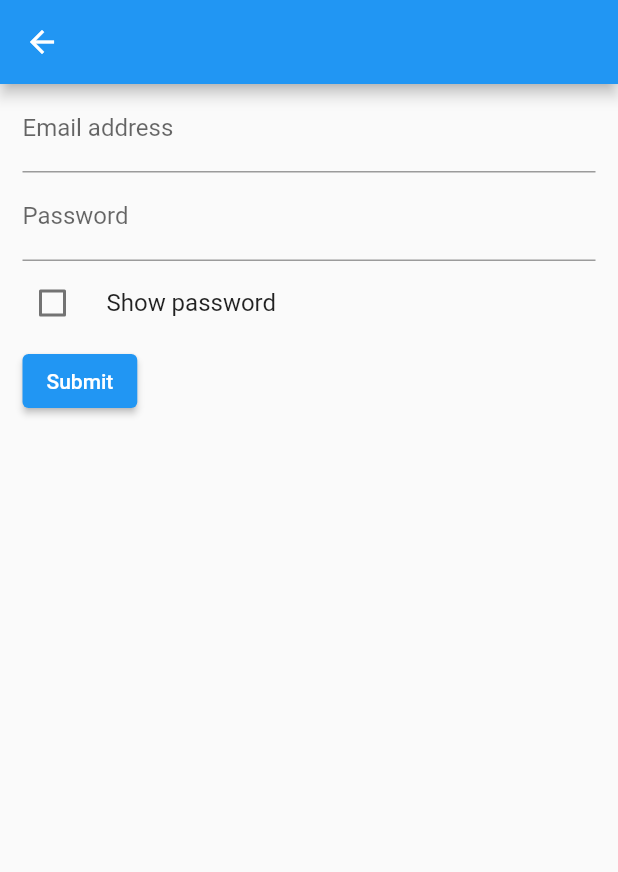
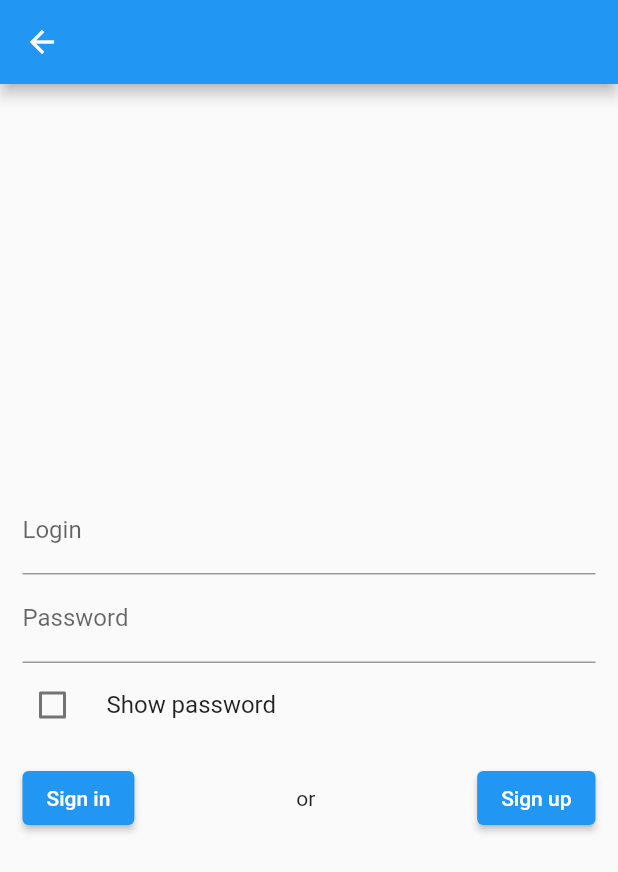
Before and after one commit to Alex1um/Red-FAlcons, a Flutter app: the screen it shows after launch, item 3 of the bottom bar chosen, after a tap on the "account circle" icon, on a phone screen of 412 x 824 dp. Shown: the top 872 px of the screen. Run offline on Flutter 3.47's test engine with Material 2 defaults, Android fonts, the phone set to English and light mode, and no system bars; our stand-ins replace barcode_widget, equatable, flutter_secure_storage, location, shared_preferences; missing offline and left inert: filter_list, mobile_scanner, requests; accounts and stored records are empty.

Commit message:
redesign login page

```diff
--- a/quick_wallet_app/lib/login.dart
+++ b/quick_wallet_app/lib/login.dart
@@ -1,6 +1,5 @@
 import 'package:flutter/material.dart';
 import 'package:quick_wallet_app/user_session.dart';
-
 
 // Login page Widget
 class LoginView extends StatefulWidget {
@@ -24,14 +23,14 @@ class _LoginState extends State<LoginView> {
   // Is showing pass?
   bool _showPass = false;
 
-  // Showing error below email field
-  String? _emailError;
+  // Showing error below login field
+  String? _loginError;
 
   // Showing error below password field
   String? _passError;
 
   // Email field value
-  String _email = '';
+  String _login = '';
 
   // Password field value
   String _password = '';
@@ -40,26 +39,25 @@ class _LoginState extends State<LoginView> {
   bool _isSubmitting = false;
 
   // Request on submit
-  void _onSubmit() async {
+  void _onSubmit({bool isRegister = false}) async {
     if (!_isSubmitting && _formKey.currentState!.validate()) {
       _isSubmitting = true;
       _formKey.currentState!.save();
       try {
-        await widget.session
-            .login(login: _email, password: _password);
+        if (isRegister) {
+          await widget.session.register(login: _login, password: _password);
+        }
+        await widget.session.login(login: _login, password: _password);
       } catch (e) {
         print("Error: $e");
         if (e.runtimeType == AuthError) {
           var auth_error = e as AuthError;
-          _emailError = auth_error.loginMsg;
+          _loginError = auth_error.loginMsg;
           _passError = auth_error.passMsg;
         }
-      }
-      finally {
+      } finally {
         _isSubmitting = false;
-        setState(() {
-
-        });
+        setState(() {});
       }
 
       // var bar = ScaffoldMessenger.of(context).showSnackBar(
@@ -79,16 +77,37 @@ class _LoginState extends State<LoginView> {
             onPressed: () => Navigator.pop(context),
           ),
         ),
-        body: Column(
-          children: [
-            Text('Logged In'),
-            ElevatedButton(onPressed: () {
-              setState(() {
-                widget.session.signOut();
-              });
-            }, child: Text("Log out")),
-            ElevatedButton(onPressed: widget.session.save, child: Text("Sync"))
-          ],
+        body: Padding(
+          padding: EdgeInsets.all(30),
+          child: Center(
+            child: Column(
+              mainAxisAlignment: MainAxisAlignment.center,
+              children: [
+                const Text('Logged In as'),
+                SizedBox(
+                  height: 10,
+                ),
+                Text(widget.session.name!),
+                SizedBox(
+                  height: 50,
+                ),
+                // Row(children: [
+                ElevatedButton(
+                    onPressed: () {
+                      setState(() {
+                        widget.session.signOut();
+                      });
+                    },
+                    child: const Text("Log out")),
+                // ]),
+                SizedBox(
+                  height: 100,
+                ),
+                ElevatedButton(
+                    onPressed: widget.session.save, child: Icon(Icons.sync))
+              ],
+            ),
+          ),
         ),
       );
     }
@@ -104,16 +123,16 @@ class _LoginState extends State<LoginView> {
         child: Form(
           key: _formKey,
           child: Column(
+            mainAxisAlignment: MainAxisAlignment.center,
             crossAxisAlignment: CrossAxisAlignment.start,
             children: <Widget>[
               TextFormField(
                 decoration: InputDecoration(
-                  label: Text('Email address'),
-                  hintText: 'email@example.org',
-                  errorText: _emailError,
+                  label: Text('Login'),
+                  errorText: _loginError,
                 ),
-                onSaved: (email) {
-                  _email = email!;
+                onSaved: (login) {
+                  _login = login!;
                 },
               ),
               TextFormField(
@@ -142,7 +161,16 @@ class _LoginState extends State<LoginView> {
                 controlAffinity: ListTileControlAffinity.leading,
                 contentPadding: EdgeInsets.zero,
               ),
-              ElevatedButton(onPressed: _onSubmit, child: const Text('Submit'))
+              const SizedBox(
+                height: 10,
+              ),
+              Row(mainAxisAlignment: MainAxisAlignment.spaceBetween, children: [
+                ElevatedButton(
+                    onPressed: _onSubmit, child: const Text('Sign in')),
+                const Text('or'),
+                ElevatedButton(
+                    onPressed: () => _onSubmit(isRegister: true), child: const Text('Sign up')),
+              ]),
             ],
           ),
         ),
--- a/quick_wallet_app/lib/main.dart
+++ b/quick_wallet_app/lib/main.dart
@@ -54,7 +54,6 @@ class _HomePageState extends State<HomePage> {
   // Token storage
   // final FlutterSecureStorage _secureStorage = FlutterSecureStorage();
 
-  MobileScannerController _camController = MobileScannerController();
   bool _isAddingCard = false;
 
   // filtered list of cards
--- a/quick_wallet_app/lib/shops.dart
+++ b/quick_wallet_app/lib/shops.dart
@@ -24,7 +24,7 @@ class Shop extends Equatable {
   Map<String, dynamic> toJson() => {
         'id': id,
         'name': name,
-        'default_code_type': default_code_type,
+        'default_code_type': default_code_type.index,
       };
 
   @override
--- a/quick_wallet_app/lib/user_session.dart
+++ b/quick_wallet_app/lib/user_session.dart
@@ -21,6 +21,8 @@ class UserSession {
 
   OnlineSession _onlineSession = OnlineSession();
 
+  String? get name => _onlineSession.name;
+
   init() async {
     var prefs = await SharedPreferences.getInstance();
     var cards = prefs.getString('cards');
@@ -36,6 +38,7 @@ class UserSession {
 
     try {
       await _onlineSession.load();
+      _onlineSession.name = await prefs.getString('login');
     } catch (e) {
       print(e);
     }
@@ -59,6 +62,9 @@ class UserSession {
     var prefs = await SharedPreferences.getInstance();
     await prefs.setString('cards', jsonEncode(cards));
     await prefs.setString('shops', jsonEncode(shops));
+    if (isLoggedIn()) {
+      await prefs.setString('login', _onlineSession.name!);
+    }
     await _onlineSession.save();
   }
 
@@ -80,16 +86,24 @@ class UserSession {
 
   login({required String login, required String password}) async {
     await _onlineSession.login(login: login, password: password);
+    _onlineSession.name = login;
+    await save();
     await syncStoreData();
-    await _onlineSession.save();
+  }
+
+
+  register({required String login, required String password}) async {
+    await _onlineSession.register(login: login, password: password);
   }
 
   bool isLoggedIn() {
-    return _onlineSession.isLoggedIn();
+    return _onlineSession.name != null;
+    // return _onlineSession.isLoggedIn();
   }
 
   signOut() async {
-    _onlineSession.signOut();
+    _onlineSession.name = null;
+    await _onlineSession.signOut();
   }
 
   Future<List<int>> sendGeo({required double lat, required double long}) async {
@@ -100,6 +114,7 @@ class UserSession {
 class OnlineSession {
   String? token;
   String? token_type;
+  String? name;
 
   OnlineSession();
 
@@ -149,14 +164,15 @@ class OnlineSession {
   register({required String login, required String password}) async {
     var creds = {'username': login, 'password': password};
     var res = await Requests.post('$serverAddress/auth/register',
-        body: creds, port: serverPort, timeoutSeconds: 30);
-    Map<String, String> data = jsonDecode(res.body);
+        json: creds, port: serverPort, timeoutSeconds: 30);
+    print(res.body);
+    Map<String, dynamic> data = jsonDecode(res.body);
     if (!res.success) {
-      String msg =
-          data.containsKey('detail') ? data['detail']! : "Unknown error";
+      String msg = data.containsKey('detail') ? data['detail']! : "Unknown error";
       throw AuthError(
           loginMsg: msg, passMsg: msg.contains('Username') ? null : msg);
     }
+
   }
 
   login({required String login, required String password}) async {
@@ -179,6 +195,7 @@ class OnlineSession {
     var secureStorage = FlutterSecureStorage();
     await secureStorage.delete(key: 'token');
     await secureStorage.delete(key: 'token_type');
+    await secureStorage.delete(key: 'login');
     token = null;
     token_type = null;
   }
```
